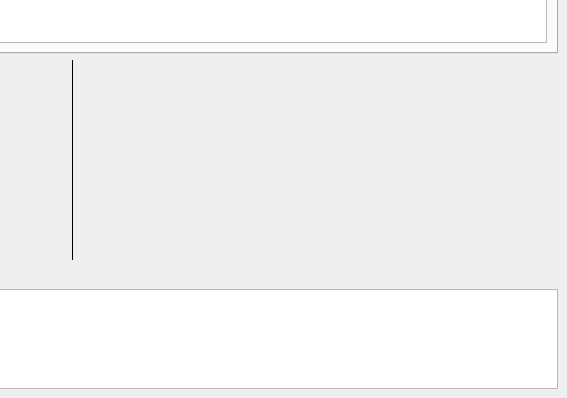
Before: the Qt Designer form kstars/tools/observinglist.ui in KDE/kstars, drawn with Qt 5; both pictures show x 294 to 861 and y 252 to 650 of the 861 by 650 pixel window.
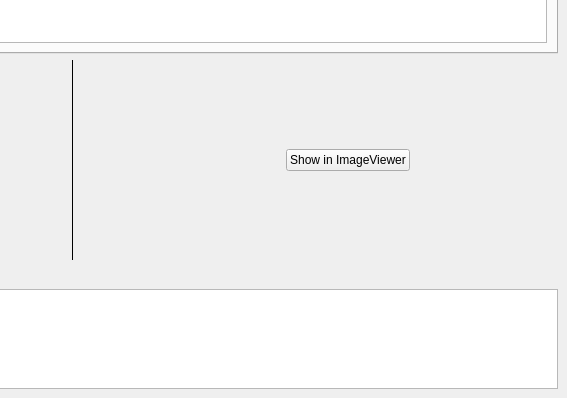
After: the same form once the commit is applied. Custom widgets are drawn as their Qt base class.

Commit message: Adding functionality in the Observing List to show the bigger version of the DSS/SDSS images using the ImageViewer.

The edit to the form file:
```diff
--- a/kstars/tools/observinglist.ui
+++ b/kstars/tools/observinglist.ui
@@ -612,12 +612,25 @@
       <widget class="KImageFilePreview" name="ImagePreview">
        <property name="minimumSize">
         <size>
-         <width>50</width>
+         <width>200</width>
          <height>200</height>
         </size>
        </property>
       </widget>
      </item>
+     <item>
+      <widget class="QPushButton" name="ExpandImage">
+       <property name="sizePolicy">
+        <sizepolicy hsizetype="Fixed" vsizetype="Fixed">
+         <horstretch>0</horstretch>
+         <verstretch>0</verstretch>
+        </sizepolicy>
+       </property>
+       <property name="text">
+        <string>Show in ImageViewer</string>
+       </property>
+      </widget>
+     </item>
      <item>
       <spacer name="horizontalSpacer">
        <property name="orientation">
@@ -625,7 +638,7 @@
        </property>
        <property name="sizeHint" stdset="0">
         <size>
-         <width>40</width>
+         <width>20</width>
          <height>20</height>
         </size>
        </property>
```
The commit also changes 4 other files.
